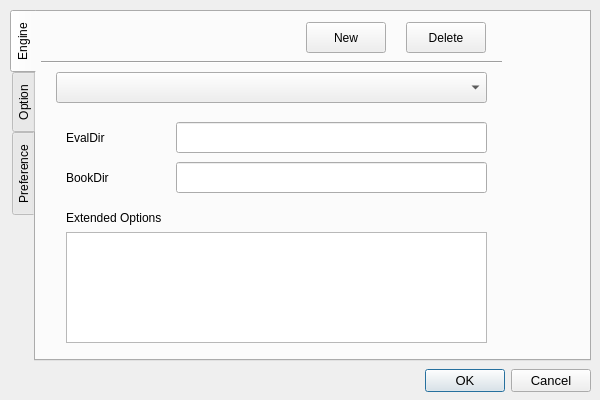
Qt form forms/settingsdialog.ui (shogimaru/shogimaru) before a commit.
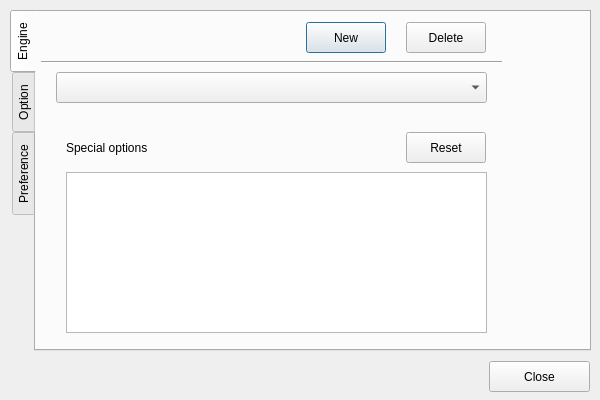
The same form after that commit. The open tabs and pages were chosen to show the change.

Patch:
```diff
--- a/forms/settingsdialog.ui
+++ b/forms/settingsdialog.ui
@@ -19,7 +19,7 @@
      <x>10</x>
      <y>10</y>
      <width>581</width>
-     <height>351</height>
+     <height>341</height>
     </rect>
    </property>
    <property name="tabPosition">
@@ -84,59 +84,13 @@
       <enum>Qt::Horizontal</enum>
      </property>
     </widget>
-    <widget class="QLabel" name="labelEvelDir">
-     <property name="geometry">
-      <rect>
-       <x>30</x>
-       <y>110</y>
-       <width>111</width>
-       <height>31</height>
-      </rect>
-     </property>
-     <property name="text">
-      <string>EvalDir</string>
-     </property>
-    </widget>
-    <widget class="QLineEdit" name="editEvalDir">
-     <property name="geometry">
-      <rect>
-       <x>140</x>
-       <y>110</y>
-       <width>311</width>
-       <height>31</height>
-      </rect>
-     </property>
-    </widget>
-    <widget class="QLabel" name="labelBookDir">
-     <property name="geometry">
-      <rect>
-       <x>30</x>
-       <y>150</y>
-       <width>111</width>
-       <height>31</height>
-      </rect>
-     </property>
-     <property name="text">
-      <string>BookDir</string>
-     </property>
-    </widget>
-    <widget class="QLineEdit" name="editBookDir">
-     <property name="geometry">
-      <rect>
-       <x>140</x>
-       <y>150</y>
-       <width>311</width>
-       <height>31</height>
-      </rect>
-     </property>
-    </widget>
     <widget class="QTableWidget" name="tableWidget">
      <property name="geometry">
       <rect>
        <x>30</x>
-       <y>220</y>
+       <y>160</y>
        <width>421</width>
-       <height>111</height>
+       <height>161</height>
       </rect>
      </property>
     </widget>
@@ -144,13 +98,26 @@
      <property name="geometry">
       <rect>
        <x>30</x>
-       <y>190</y>
+       <y>120</y>
        <width>181</width>
        <height>31</height>
       </rect>
      </property>
      <property name="text">
-      <string>Extended Options</string>
+      <string>Special options</string>
+     </property>
+    </widget>
+    <widget class="QPushButton" name="resetSpecialOptButton">
+     <property name="geometry">
+      <rect>
+       <x>370</x>
+       <y>120</y>
+       <width>80</width>
+       <height>31</height>
+      </rect>
+     </property>
+     <property name="text">
+      <string>Reset</string>
      </property>
     </widget>
    </widget>
@@ -259,22 +226,17 @@
     </widget>
    </widget>
   </widget>
-  <widget class="QDialogButtonBox" name="buttonBox">
+  <widget class="QPushButton" name="closeButton">
    <property name="geometry">
     <rect>
-     <x>410</x>
-     <y>360</y>
-     <width>181</width>
-     <height>41</height>
+     <x>489</x>
+     <y>361</y>
+     <width>101</width>
+     <height>31</height>
     </rect>
    </property>
-   <property name="font">
-    <font>
-     <pointsize>10</pointsize>
-    </font>
-   </property>
-   <property name="standardButtons">
-    <set>QDialogButtonBox::Cancel|QDialogButtonBox::Ok</set>
+   <property name="text">
+    <string>Close</string>
    </property>
   </widget>
  </widget>
```
Left out of the diff: 35 changed lines with no effect on the pictures.
